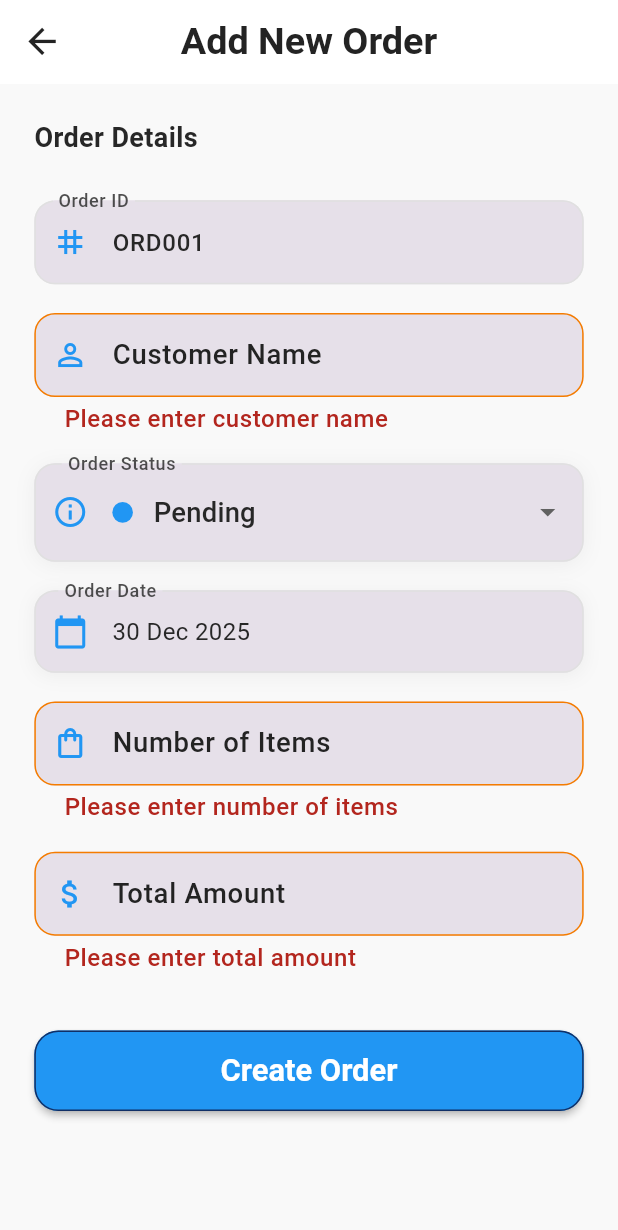
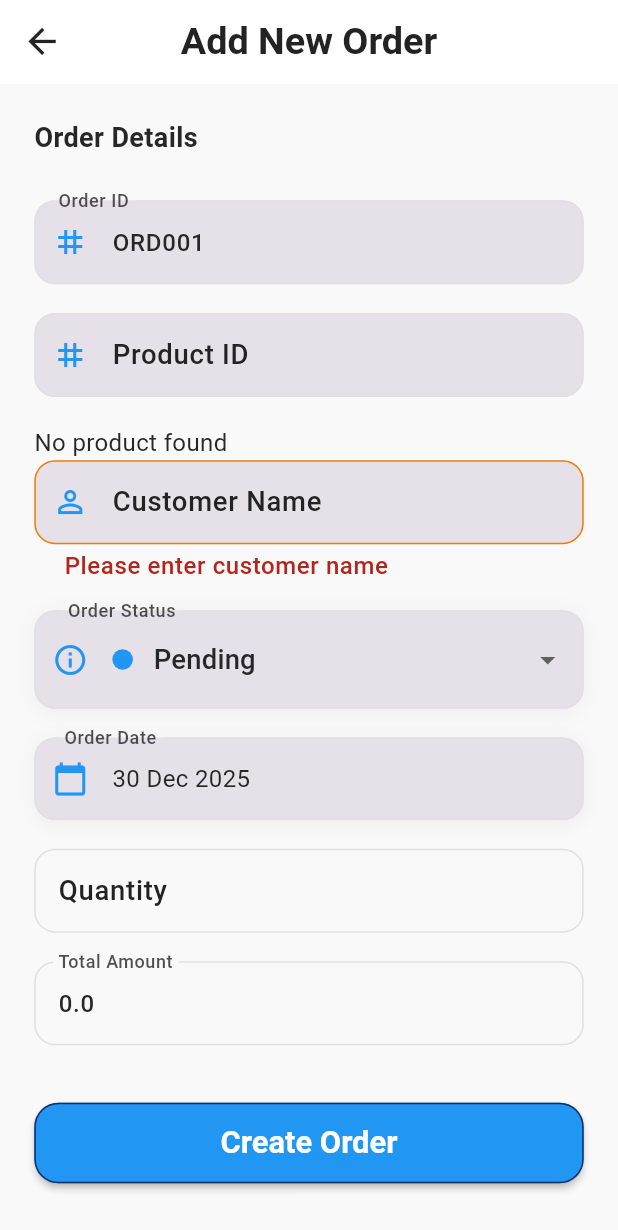
Before and after one commit to devaa11/ordermanagement, a Flutter app: the AddOrderScreen screen opened by its route, after a tap on "Create Order", on a phone screen of 412 x 824 dp. Shown: the top 1230 px of the screen. Run offline on Flutter 3.47's test engine with Material 3 defaults, Android fonts, the phone set to English and light mode, and no system bars; our stand-ins replace cloud_firestore, firebase_auth, firebase_core, flutter_screenutil, get, iconsax; accounts and stored records are empty; generated files the repository leaves out were written again; Roboto replaces fonts that are missing (Poppins).

Commit message:
using firebase product name and description,amount was fetched

```diff
--- /dev/null
+++ b/lib/data/models/productModel.dart
@@ -0,0 +1,34 @@
+class Productmodel {
+  final String id;
+  final String productName;
+  final double amount;
+  final String description;
+  final String type;
+
+  Productmodel({
+    required this.id,
+    required this.productName,
+    required this.description,
+    required this.amount,
+    required this.type
+  });
+
+  factory Productmodel.fromMap(Map<String, dynamic> map, String id) {
+    return Productmodel(
+      id: id,
+      productName: map['productName'],
+      description: map['description'],
+      amount: (map['amount'] as num).toDouble(),
+      type: map['type'],
+    );
+  }
+
+  Map<String, dynamic> toMap() {
+    return {
+      "productName": productName,
+      "amount": amount,
+      "type": type,
+      "description" :description
+    };
+  }
+}
--- /dev/null
+++ b/lib/data/repositories/product_repository.dart
@@ -0,0 +1,18 @@
+import 'package:ordermanagement/data/models/productModel.dart';
+
+import '../models/orderModel.dart';
+import '../services/order_service.dart';
+import '../services/prodcut_service.dart';
+
+class ProductRepository {
+  final ProductService service = ProductService();
+
+
+  Future<Productmodel?> createProduct(Productmodel model) =>
+      service.createProduct(model);
+  Future<Productmodel?> fetchById(String Id) =>
+      service.fetchOrderById(Id);
+
+
+
+}
--- a/lib/modules/Home/home_screen.dart
+++ b/lib/modules/Home/home_screen.dart
@@ -81,6 +81,8 @@ class _HomeScreenState extends State<HomeScreen> {
                     ],
                   ),
                 );
+              } else if(value == "add_products"){
+                Get.toNamed(Routes.addProducts);
               }
             },
             itemBuilder: (context) => const [
@@ -88,6 +90,9 @@ class _HomeScreenState extends State<HomeScreen> {
                 value: 'logout',
                 child: Text('Logout'),
               ),
+              PopupMenuItem(
+                  value: 'add_products',
+                  child: Text("Add Products"))
             ],
           ),
         ],
--- /dev/null
+++ b/lib/modules/Prodcuts/productController.dart
@@ -0,0 +1,22 @@
+import 'package:get/get.dart';
+import 'package:ordermanagement/data/models/productModel.dart';
+import 'package:ordermanagement/data/repositories/product_repository.dart';
+
+class ProductController extends GetxController{
+   var isLoading = false.obs;
+
+   final repo= ProductRepository();
+
+   Future<void> createProdcut(Productmodel product)async{
+     try{
+       final prodcut =await repo.createProduct(product);
+       if(product !=null){
+
+       }else{
+
+       }
+     }catch(e){
+
+     }
+   }
+}
--- a/lib/modules/orders/controllers/order_controller.dart
+++ b/lib/modules/orders/controllers/order_controller.dart
@@ -1,10 +1,13 @@
 import 'package:get/get.dart';
+import 'package:ordermanagement/data/models/productModel.dart';
+import 'package:ordermanagement/data/repositories/product_repository.dart';
 import 'package:ordermanagement/utils/helpers/loaders.dart';
 import '../../../data/models/orderModel.dart';
 import '../../../data/repositories/order_repository.dart';
 
 class OrdersController extends GetxController {
   final repo = OrderRepository();
+  final productrepo=ProductRepository();
 
   var orders = <OrderModel>[].obs;
   var isLoading = false.obs;
@@ -19,6 +22,10 @@ class OrdersController extends GetxController {
   var maxAmount = 999999.0.obs;
   var startDate = Rxn<DateTime>();
   var endDate = Rxn<DateTime>();
+  var selectedProduct = Rxn<Productmodel>();
+  var quantity = 1.obs;
+  var calculatedTotal = 0.0.obs;
+  var isProductLoading = false.obs;
 
   @override
   void onInit() {
@@ -144,5 +151,36 @@ class OrdersController extends GetxController {
     endDate.value = null;
   }
 
+  Future<void> getProductId(String id) async {
+    try {
+      isProductLoading.value = true;
+
+      final product = await productrepo.fetchById(id);
+
+      if (product != null) {
+        selectedProduct.value = product;
+        calculateTotal();
+      } else {
+        selectedProduct.value = null;
+        calculatedTotal.value = 0;
+      }
+    } catch (e) {
+      print(e);
+    } finally {
+      isProductLoading.value = false;
+    }
+  }
+
+  void calculateTotal() {
+    if (selectedProduct.value != null) {
+      calculatedTotal.value =
+          selectedProduct.value!.amount * quantity.value;
+    }
+  }
+  void updateQuantity(int value) {
+    quantity.value = value;
+    calculateTotal();
+  }
+
 
 }
--- a/lib/modules/orders/views/add_order_Screen.dart
+++ b/lib/modules/orders/views/add_order_Screen.dart
@@ -18,6 +18,7 @@ class _AddOrderPageState extends State<AddOrderScreen> {
   final _formKey = GlobalKey<FormState>();
   final _orderIdController = TextEditingController();
   final _customerNameController = TextEditingController();
+  final _productIdController = TextEditingController();
   final _amountController = TextEditingController();
   final _itemsController = TextEditingController();
   final OrdersController orderCtrl = Get.put(OrdersController());
@@ -117,6 +118,59 @@ class _AddOrderPageState extends State<AddOrderScreen> {
 
                  SizedBox(height: 16.h),
 
+              TextFormField(
+
+                controller: _productIdController,
+                onChanged: (value) {
+                  orderCtrl.getProductId(value.trim());
+                },
+
+
+                decoration: InputDecoration(
+                  labelText: 'Product ID',
+                  prefixIcon: Icon(Icons.tag, color: Colors.blue),
+                  filled: true,
+                  border: OutlineInputBorder(
+                    borderRadius: BorderRadius.circular(12.r),
+                    borderSide: BorderSide.none,
+                  ),
+                ),
+              ),
+
+                SizedBox(height: 16.h),
+
+                Obx((){
+                  if(orderCtrl.isProductLoading.value){
+                    return SizedBox.shrink();
+                  }
+
+                  final product= orderCtrl.selectedProduct.value;
+
+                  if(product ==null){
+                    return Text("No product found");
+                  }
+                  return    Column(
+                      children:[
+
+                        Container(
+                            child: Column(
+
+                                crossAxisAlignment: CrossAxisAlignment.start,
+                                children:[
+                                  Text("Prodcut Name: ${product.productName}"),
+                                  Text("Description: ${product.description}"),
+                                  Text("type: ${product.type}"),
+                                ]
+                            )
+                        ),
+                        SizedBox(height: 16.h),
+
+                      ]
+                  );
+
+                }),
+
+
                 buildTextField(
                   controller: _customerNameController,
                   label: 'Customer Name',
@@ -129,6 +183,8 @@ class _AddOrderPageState extends State<AddOrderScreen> {
                     return null;
                   },
                 ),
+
+
                  SizedBox(height: 16.h),
 
                 OrderStatusDropdown(
@@ -142,40 +198,33 @@ class _AddOrderPageState extends State<AddOrderScreen> {
                 buildDatePicker(context),
                  SizedBox(height: 16.h),
 
-                buildTextField(
-                  controller: _itemsController,
-                  label: 'Number of Items',
-                  hint: 'Enter number of items',
-                  icon: Icons.shopping_bag_outlined,
-                  keyboardType: TextInputType.number,
-                  validator: (value) {
-                    if (value == null || value.isEmpty) {
-                      return 'Please enter number of items';
-                    }
-                    if (int.tryParse(value) == null) {
-                      return 'Please enter a valid number';
-                    }
-                    return null;
-                  },
-                ),
+           TextFormField(
+             keyboardType: TextInputType.number,
+             decoration:  InputDecoration(
+               labelText: "Quantity",
+
+             ),
+             onChanged: (value) {
+               orderCtrl.updateQuantity(int.tryParse(value) ?? 1);
+             },
+
+           ),
                  SizedBox(height: 16.h),
+                 Obx((){
+                   return TextFormField(
+                     readOnly: true,
+                     decoration:  InputDecoration(
+                       labelText: "Total Amount",
 
-                buildTextField(
-                  controller: _amountController,
-                  label: 'Total Amount',
-                  hint: 'Enter total amount',
-                  icon: Icons.attach_money,
-                  keyboardType: TextInputType.numberWithOptions(decimal: true),
-                  validator: (value) {
-                    if (value == null || value.isEmpty) {
-                      return 'Please enter total amount';
-                    }
-                    if (double.tryParse(value) == null) {
-                      return 'Please enter a valid amount';
-                    }
-                    return null;
-                  },
-                ),
+                     ),
+                     controller: TextEditingController(
+                         text: orderCtrl.calculatedTotal.value.toString()
+                     ),
+                   );
+                 }),
+
+
+
                  SizedBox(height: 32.h),
 
                 Obx((){
@@ -223,7 +272,7 @@ class _AddOrderPageState extends State<AddOrderScreen> {
     );
   }
 
-  Widget buildTextField({
+  Widget  buildTextField({
     required TextEditingController controller,
     required String label,
     required String hint,
--- a/lib/utils/routes/app_pages.dart
+++ b/lib/utils/routes/app_pages.dart
@@ -1,6 +1,7 @@
 
 import 'package:get/get.dart';
 import 'package:ordermanagement/modules/Home/home_screen.dart';
+import 'package:ordermanagement/modules/Prodcuts/add_product_screen.dart';
 import 'package:ordermanagement/modules/auth/signup/signup_screen.dart';
 import 'package:ordermanagement/modules/orders/views/add_order_Screen.dart';
 import 'package:ordermanagement/modules/orders/views/order_details_screen.dart';
@@ -43,5 +44,12 @@ class AppPages {
       transition: Transition.rightToLeft,
       transitionDuration: Duration(milliseconds: 300),
     ),
+
+    GetPage(
+      name: Routes.addProducts,
+      page: () => AddProductScreen(),
+      transition: Transition.rightToLeft,
+      transitionDuration: Duration(milliseconds: 300),
+    ),
   ];
 }
--- a/lib/utils/routes/app_routes.dart
+++ b/lib/utils/routes/app_routes.dart
@@ -8,5 +8,6 @@ abstract class Routes {
   static const signup='/signup';
   static const addOrders='/addOrder';
   static const orderdetails='/orderDetails';
+  static const addProducts='/addProducts';
 
 }
```
Also changed, not shown: lib/data/services/prodcut_service.dart (added, +35 -0 lines), lib/modules/Prodcuts/add_product_screen.dart (added, +126 -0 lines).
